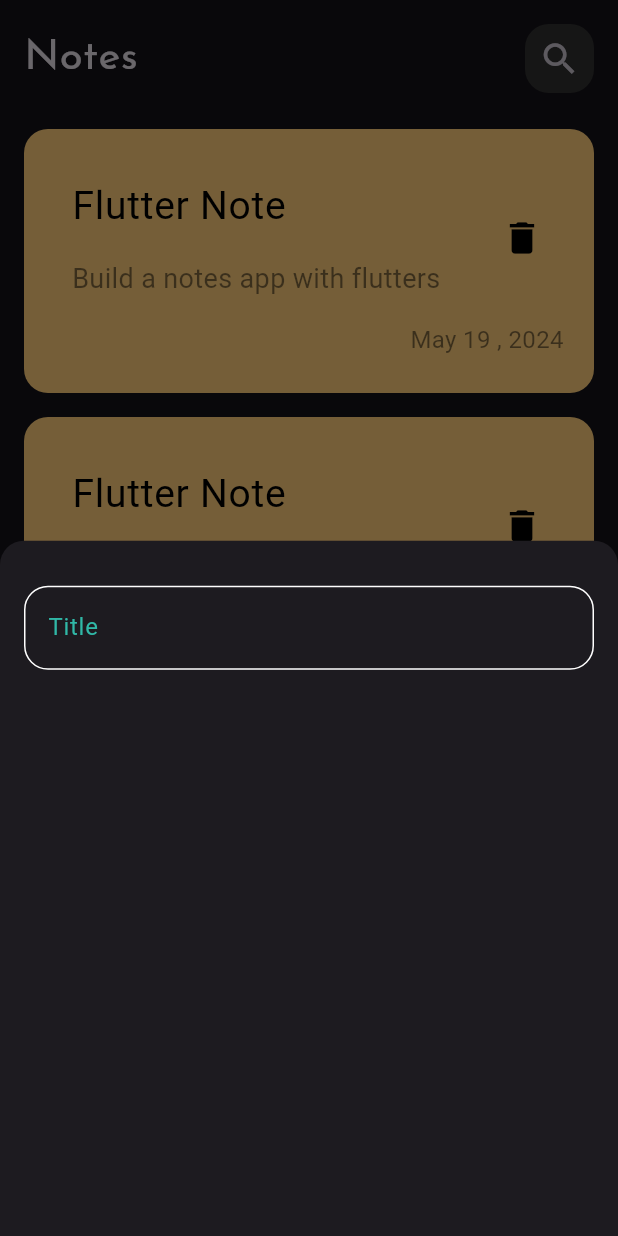
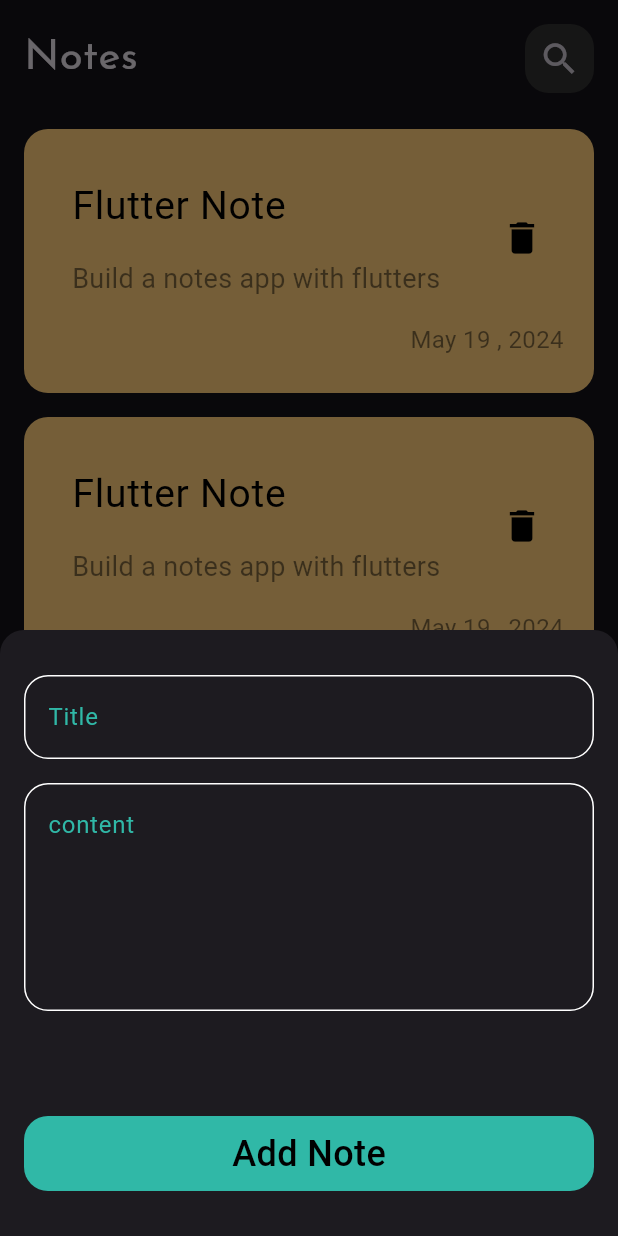
Before and after one commit to ahmedhosny00/notes_app, a Flutter app: the screen it shows after launch, after a tap on the "add" icon, on a phone screen of 412 x 824 dp. Run offline on Flutter 3.47's test engine with Material 3 defaults, Android fonts, the phone set to English and light mode, and no system bars.

Commit message:
finsh note bottom sheet

```diff
--- a/lib/views/wedgits/add_note_bottom_sheet.dart
+++ b/lib/views/wedgits/add_note_bottom_sheet.dart
@@ -1,4 +1,5 @@
 import 'package:flutter/material.dart';
+import 'package:notes_app/views/wedgits/custom_buttom.dart';
 import 'package:notes_app/views/wedgits/custom_text_field.dart';
 
 class AddNoteBottomSheet extends StatelessWidget {
@@ -7,11 +8,26 @@ class AddNoteBottomSheet extends StatelessWidget {
   @override
   Widget build(BuildContext context) {
     return const Padding(
-      padding: EdgeInsets.only(top: 30.0, left: 16, right: 16),
-      child: Column(
-        children: [
-          CustomTextField(),
-        ],
+      padding: EdgeInsets.symmetric(horizontal: 16, vertical: 30),
+      child: SingleChildScrollView(
+        child: Column(
+          children: [
+            CustomTextField(
+              hint: "Title",
+            ),
+            SizedBox(
+              height: 16,
+            ),
+            CustomTextField(
+              hint: "content",
+              maxLines: 5,
+            ),
+            SizedBox(
+              height: 70,
+            ),
+            CustomButton(),
+          ],
+        ),
       ),
     );
   }
--- /dev/null
+++ b/lib/views/wedgits/custom_buttom.dart
@@ -0,0 +1,28 @@
+import 'package:flutter/material.dart';
+import 'package:notes_app/constants.dart';
+
+class CustomButton extends StatelessWidget {
+  const CustomButton({super.key});
+
+  @override
+  Widget build(BuildContext context) {
+    return Container(
+      height: 50,
+      width: MediaQuery.of(context).size.width,
+      decoration: BoxDecoration(
+        color: KPrimaryColor,
+        borderRadius: BorderRadius.circular(16),
+      ),
+      child: const Center(
+        child: Text(
+          "Add Note",
+          style: TextStyle(
+            color: Colors.black,
+            fontSize: 24,
+            fontWeight: FontWeight.w500,
+          ),
+        ),
+      ),
+    );
+  }
+}
--- a/lib/views/wedgits/custom_text_field.dart
+++ b/lib/views/wedgits/custom_text_field.dart
@@ -2,17 +2,18 @@ import 'package:flutter/material.dart';
 import 'package:notes_app/constants.dart';
 
 class CustomTextField extends StatelessWidget {
-  const CustomTextField({
-    super.key,
-  });
+  const CustomTextField({super.key, required this.hint, this.maxLines = 1});
+  final String hint;
+  final int maxLines;
   @override
   Widget build(BuildContext context) {
     return TextField(
       cursorColor: KPrimaryColor,
+      maxLines: maxLines,
       decoration: InputDecoration(
           enabledBorder: buildBorder(),
           focusedBorder: buildBorder(KPrimaryColor),
-          hintText: "Title",
+          hintText: hint,
           hintStyle: const TextStyle(color: KPrimaryColor),
           focusColor: KPrimaryColor),
     );
```
